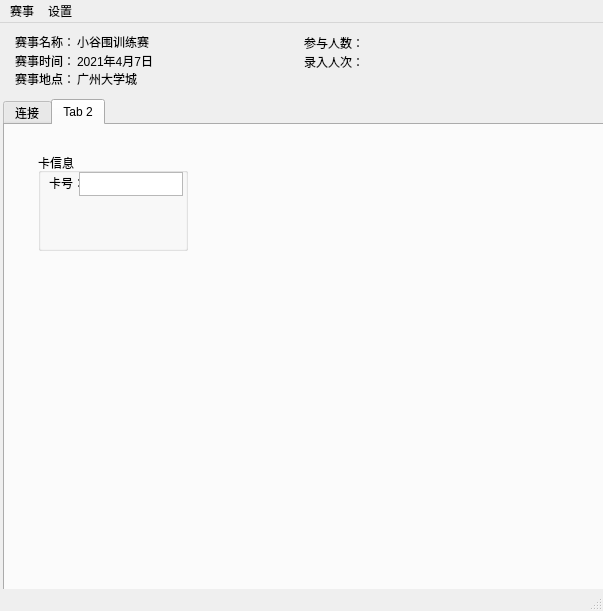
Before: the Qt Designer form GUI/untitled.ui in XiaonianPu/orienteering-results-interface, drawn with Qt 5.
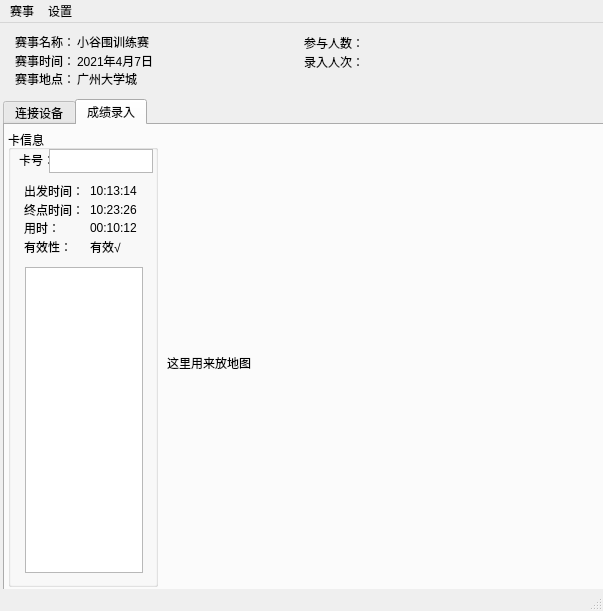
After: the same form once the commit is applied.

Commit message: 加了一个赛事设置窗口，做了成绩录入的页面

Diff of the .ui file:
```diff
--- a/GUI/untitled.ui
+++ b/GUI/untitled.ui
@@ -28,7 +28,7 @@
     </property>
     <widget class="QWidget" name="tab">
      <attribute name="title">
-      <string>连接</string>
+      <string>连接设备</string>
      </attribute>
      <layout class="QGridLayout" name="gridLayout">
       <item row="0" column="0">
@@ -179,15 +179,15 @@
     </widget>
     <widget class="QWidget" name="tab_2">
      <attribute name="title">
-      <string>Tab 2</string>
+      <string>成绩录入</string>
      </attribute>
      <widget class="QGroupBox" name="groupBox_2">
       <property name="geometry">
        <rect>
-        <x>33</x>
-        <y>28</y>
+        <x>3</x>
+        <y>5</y>
         <width>150</width>
-        <height>98</height>
+        <height>457</height>
        </rect>
       </property>
       <property name="title">
@@ -216,6 +216,106 @@
         </rect>
        </property>
       </widget>
+      <widget class="QTableView" name="tableView">
+       <property name="geometry">
+        <rect>
+         <x>17</x>
+         <y>137</y>
+         <width>118</width>
+         <height>306</height>
+        </rect>
+       </property>
+      </widget>
+      <widget class="QWidget" name="">
+       <property name="geometry">
+        <rect>
+         <x>16</x>
+         <y>55</y>
+         <width>122</width>
+         <height>68</height>
+        </rect>
+       </property>
+       <layout class="QFormLayout" name="formLayout">
+        <item row="0" column="0">
+         <widget class="QLabel" name="label_4">
+          <property name="text">
+           <string>出发时间：</string>
+          </property>
+         </widget>
+        </item>
+        <item row="0" column="1">
+         <widget class="QLabel" name="label_17">
+          <property name="text">
+           <string>10:13:14</string>
+          </property>
+         </widget>
+        </item>
+        <item row="1" column="0">
+         <widget class="QLabel" name="label_15">
+          <property name="text">
+           <string>终点时间：</string>
+          </property>
+         </widget>
+        </item>
+        <item row="1" column="1">
+         <widget class="QLabel" name="label_18">
+          <property name="text">
+           <string>10:23:26</string>
+          </property>
+         </widget>
+        </item>
+        <item row="2" column="0">
+         <widget class="QLabel" name="label_16">
+          <property name="layoutDirection">
+           <enum>Qt::LeftToRight</enum>
+          </property>
+          <property name="text">
+           <string>用时：</string>
+          </property>
+         </widget>
+        </item>
+        <item row="2" column="1">
+         <widget class="QLabel" name="label_19">
+          <property name="text">
+           <string>00:10:12</string>
+          </property>
+         </widget>
+        </item>
+        <item row="3" column="0">
+         <widget class="QLabel" name="label_20">
+          <property name="layoutDirection">
+           <enum>Qt::LeftToRight</enum>
+          </property>
+          <property name="text">
+           <string>有效性：</string>
+          </property>
+         </widget>
+        </item>
+        <item row="3" column="1">
+         <widget class="QLabel" name="label_21">
+          <property name="text">
+           <string>有效√</string>
+          </property>
+         </widget>
+        </item>
+       </layout>
+      </widget>
+     </widget>
+     <widget class="QLabel" name="label_22">
+      <property name="geometry">
+       <rect>
+        <x>162</x>
+        <y>11</y>
+        <width>427</width>
+        <height>453</height>
+       </rect>
+      </property>
+      <property name="autoFillBackground">
+       <bool>false</bool>
+      </property>
+      <property name="text">
+       <string>这里用来放地图</string>
+      </property>
      </widget>
     </widget>
    </widget>
```
Left out of the diff: 31 changed lines with no effect on the pictures. The commit also changes 3 other files.
